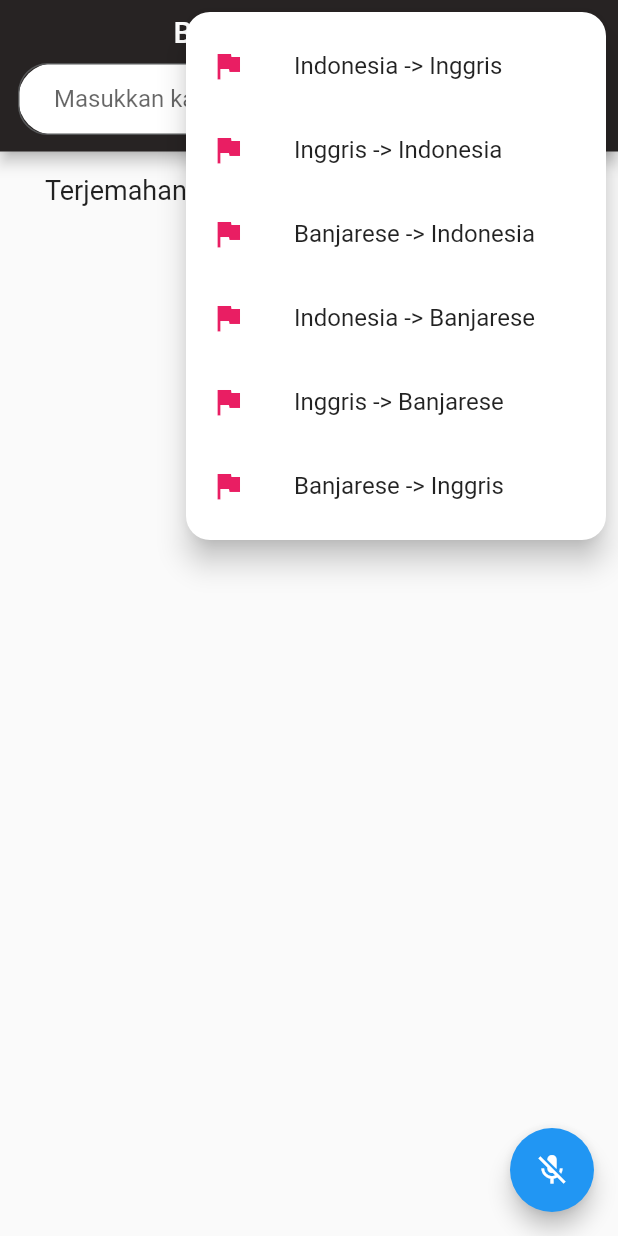
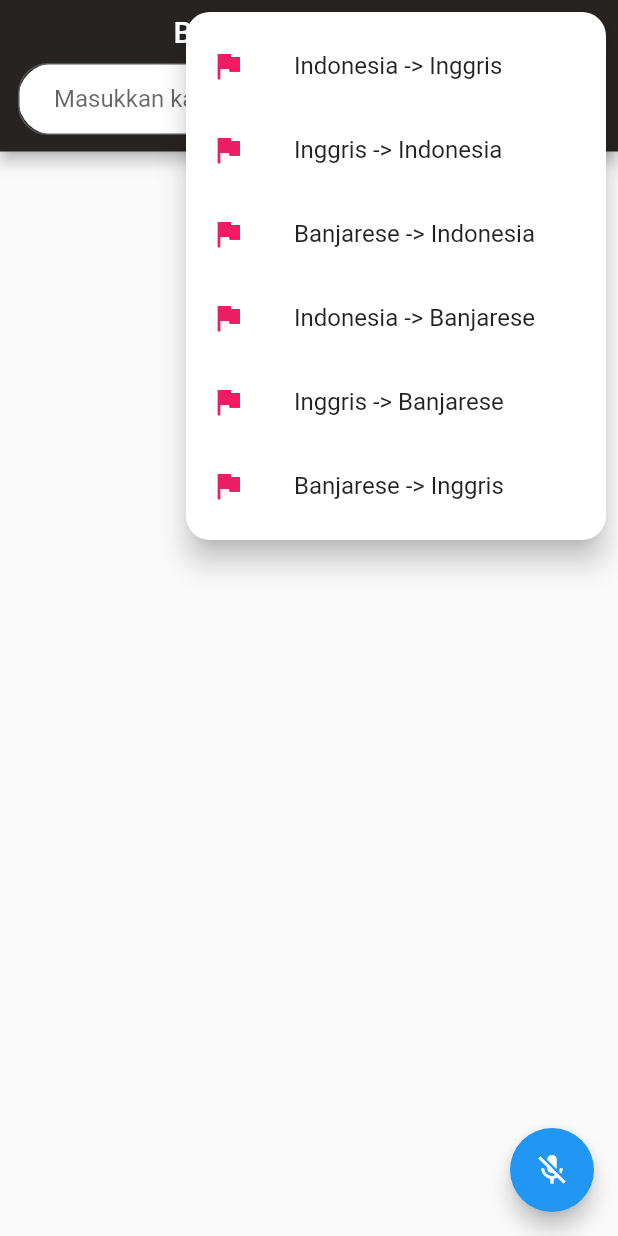
Before and after one commit to dayat123123/aplikasi-kamus-flutter, a Flutter app: the BanjarInggris screen opened directly, after a tap on the "more vert" icon, on a phone screen of 412 x 824 dp. Run offline on Flutter 3.47's test engine with Material 2 defaults, Android fonts, the light colour scheme and no system bars; our stand-ins replace get, speech_to_text; network calls fail.

Commit message:
edit biar gak ada keterangan initial ouput

```diff
--- a/lib/BanjarInggris.dart
+++ b/lib/BanjarInggris.dart
@@ -24,7 +24,7 @@ class _BanjarInggrisState extends State<BanjarInggris> {
   String url = '';
   String terjemahan = '';
   var data;
-  String output = 'Initial Output';
+  String output = '';
   // untuk speech to text
   SpeechToText _speechToText = SpeechToText();
   bool _speechEnabled = false;
@@ -187,7 +187,7 @@ class _BanjarInggrisState extends State<BanjarInggris> {
                 height: 15,
               ),
               Text(
-                "Terjemahan: $output",
+                "$output",
                 style: TextStyle(fontSize: 18),
               ),
             ],
--- a/lib/InggrisBanjar.dart
+++ b/lib/InggrisBanjar.dart
@@ -24,7 +24,7 @@ class _InggrisBanjarState extends State<InggrisBanjar> {
   String url = '';
   String terjemahan = '';
   var data;
-  String output = 'Initial Output';
+  String output = '';
   // untuk speech to text
   SpeechToText _speechToText = SpeechToText();
   bool _speechEnabled = false;
@@ -187,7 +187,7 @@ class _InggrisBanjarState extends State<InggrisBanjar> {
                 height: 15,
               ),
               Text(
-                "Translate: $output",
+                "$output",
                 style: TextStyle(fontSize: 18),
               ),
             ],
--- a/lib/indobanjar.dart
+++ b/lib/indobanjar.dart
@@ -24,7 +24,7 @@ class _IndoBanjarState extends State<IndoBanjar> {
   String url = '';
   String terjemahan = '';
   var data;
-  String output = 'Initial Output';
+  String output = '';
   // untuk speech to text
   SpeechToText _speechToText = SpeechToText();
   bool _speechEnabled = false;
@@ -187,7 +187,7 @@ class _IndoBanjarState extends State<IndoBanjar> {
                 height: 15,
               ),
               Text(
-                "Terjemahan: $output",
+                "$output",
                 style: TextStyle(fontSize: 18),
               ),
             ],
--- a/lib/indobanjarbetul.dart
+++ b/lib/indobanjarbetul.dart
@@ -24,7 +24,7 @@ class _IndoBanjarBetulState extends State<IndoBanjarBetul> {
   String url = '';
   String terjemahan = '';
   var data;
-  String output = 'Initial Output';
+  String output = '';
   // untuk speech to text
   SpeechToText _speechToText = SpeechToText();
   bool _speechEnabled = false;
@@ -187,7 +187,7 @@ class _IndoBanjarBetulState extends State<IndoBanjarBetul> {
                 height: 15,
               ),
               Text(
-                "Terjemahan: $output",
+                "$output",
                 style: TextStyle(fontSize: 18),
               ),
             ],
--- a/lib/indoinggris.dart
+++ b/lib/indoinggris.dart
@@ -23,7 +23,7 @@ class _IndoInggrisState extends State<IndoInggris> {
   late TextEditingController _textEditingController;
   String url = '';
   var data;
-  String output = 'Initial Output';
+  String output = '';
   // untuk speech to text
   SpeechToText _speechToText = SpeechToText();
   String terjemahan = '';
@@ -188,7 +188,7 @@ class _IndoInggrisState extends State<IndoInggris> {
                 height: 15,
               ),
               Text(
-                "Terjemahan: $output",
+                "$output",
                 style: TextStyle(fontSize: 18),
               ),
             ],
--- a/lib/inggrisindo.dart
+++ b/lib/inggrisindo.dart
@@ -24,7 +24,7 @@ class _InggrisIndoState extends State<InggrisIndo> {
   String url = '';
   String terjemahan = '';
   var data;
-  String output = 'Initial Output';
+  String output = '';
   // untuk speech to text
   SpeechToText _speechToText = SpeechToText();
   bool _speechEnabled = false;
@@ -187,7 +187,7 @@ class _InggrisIndoState extends State<InggrisIndo> {
                 height: 15,
               ),
               Text(
-                "Translate: $output",
+                "$output",
                 style: TextStyle(fontSize: 18),
               ),
             ],
--- a/lib/main.dart
+++ b/lib/main.dart
@@ -11,7 +11,7 @@ class MyApp extends StatelessWidget {
   @override
   Widget build(BuildContext context) {
     return FutureBuilder(
-        future: Future.delayed(Duration(seconds: 2)),
+        future: Future.delayed(Duration(seconds: 3)),
         builder: (context, snapshot) {
           if (snapshot.connectionState == ConnectionState.waiting) {
             return SplashScreen();
```
